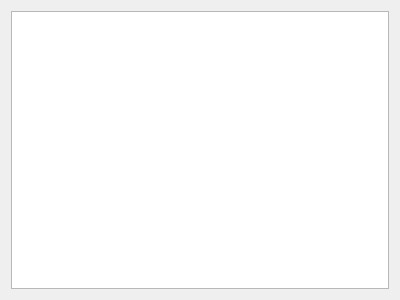
Above: src/ContentManager.ui from asafran/RouteEditor before the change. Below: the same form after it.
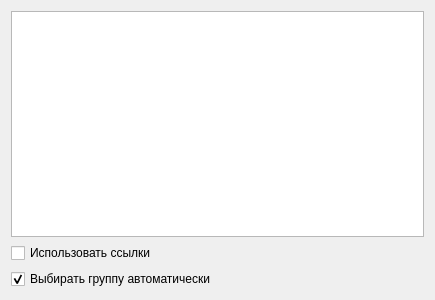
That is the form after the change.

```diff
--- a/src/ContentManager.ui
+++ b/src/ContentManager.ui
@@ -6,7 +6,7 @@
    <rect>
     <x>0</x>
     <y>0</y>
-    <width>400</width>
+    <width>435</width>
     <height>300</height>
    </rect>
   </property>
@@ -20,6 +20,23 @@
    <item>
     <widget class="QTreeView" name="fileView"/>
    </item>
+   <item>
+    <widget class="QCheckBox" name="useLinks">
+     <property name="text">
+      <string>Использовать ссылки</string>
+     </property>
+    </widget>
+   </item>
+   <item>
+    <widget class="QCheckBox" name="autoGroup">
+     <property name="text">
+      <string>Выбирать группу автоматически</string>
+     </property>
+     <property name="checked">
+      <bool>true</bool>
+     </property>
+    </widget>
+   </item>
   </layout>
  </widget>
  <resources/>
```
